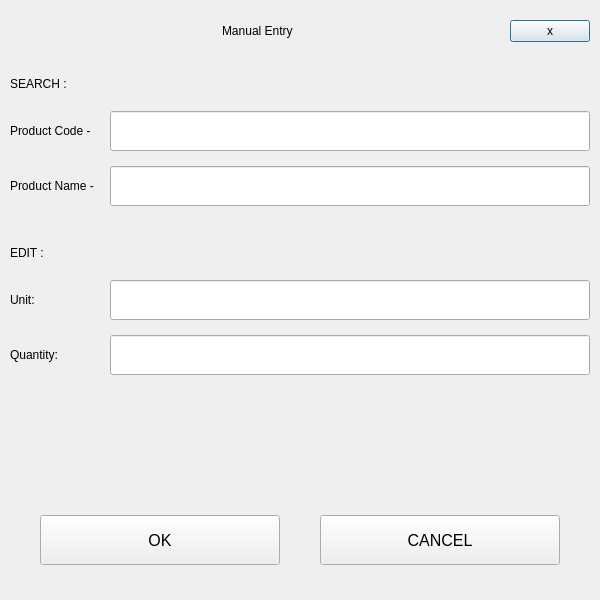
Old version of the form Project/ui/manual_entry.ui in the repository Selvam-T/POS.
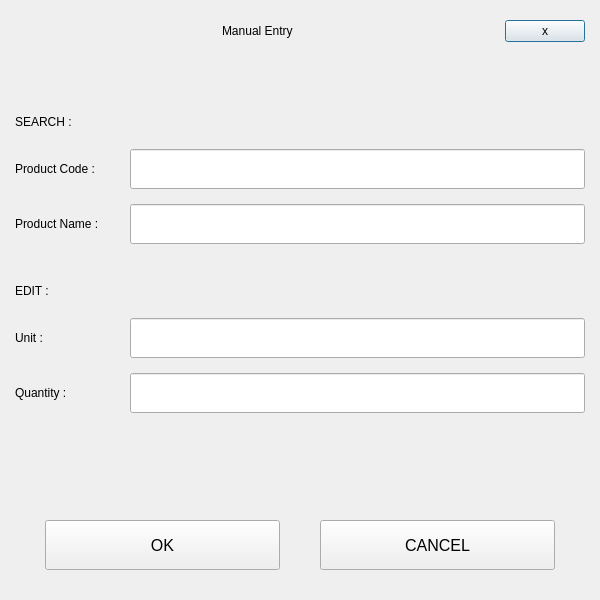
New version of the form.

Commit message: Dialog customTitleBar squished issue resolved, by setting QDialog minimimHeight

Diff of the .ui file:
```diff
--- a/Project/ui/manual_entry.ui
+++ b/Project/ui/manual_entry.ui
@@ -24,16 +24,16 @@
   </property>
   <layout class="QVBoxLayout" name="mainManualEntryLayout">
    <property name="spacing">
-    <number>5</number>
+    <number>15</number>
    </property>
    <property name="leftMargin">
-    <number>10</number>
+    <number>15</number>
    </property>
    <property name="topMargin">
     <number>20</number>
    </property>
    <property name="rightMargin">
-    <number>10</number>
+    <number>15</number>
    </property>
    <property name="bottomMargin">
     <number>30</number>
@@ -108,7 +108,7 @@
       <enum>Qt::Vertical</enum>
      </property>
      <property name="sizeType">
-      <enum>QSizePolicy::Fixed</enum>
+      <enum>QSizePolicy::Expanding</enum>
      </property>
      <property name="sizeHint" stdset="0">
       <size>
@@ -132,16 +132,13 @@
      <property name="bottomMargin">
       <number>0</number>
      </property>
-     <property name="horizontalSpacing">
-      <number>0</number>
-     </property>
-     <property name="verticalSpacing">
+     <property name="spacing">
       <number>15</number>
      </property>
      <item row="2" column="0">
       <widget class="QLabel" name="manualProductCodeFieldLbl">
        <property name="text">
-        <string>Product Code - </string>
+        <string>Product Code :</string>
        </property>
       </widget>
      </item>
@@ -151,7 +148,7 @@
         <enum>Qt::Vertical</enum>
        </property>
        <property name="sizeType">
-        <enum>QSizePolicy::Fixed</enum>
+        <enum>QSizePolicy::Expanding</enum>
        </property>
        <property name="sizeHint" stdset="0">
         <size>
@@ -186,7 +183,7 @@
         <enum>Qt::Vertical</enum>
        </property>
        <property name="sizeType">
-        <enum>QSizePolicy::Fixed</enum>
+        <enum>QSizePolicy::Expanding</enum>
        </property>
        <property name="sizeHint" stdset="0">
         <size>
@@ -227,7 +224,7 @@
         </size>
        </property>
        <property name="text">
-        <string>Product Name -</string>
+        <string>Product Name :</string>
        </property>
        <property name="alignment">
         <set>Qt::AlignLeading|Qt::AlignLeft|Qt::AlignVCenter</set>
@@ -237,7 +234,7 @@
      <item row="7" column="0">
       <widget class="QLabel" name="manualUnitFieldLbl">
        <property name="text">
-        <string>Unit:</string>
+        <string>Unit :</string>
        </property>
       </widget>
      </item>
@@ -256,7 +253,7 @@
         </size>
        </property>
        <property name="text">
-        <string>Quantity:</string>
+        <string>Quantity :</string>
        </property>
        <property name="alignment">
         <set>Qt::AlignLeading|Qt::AlignLeft|Qt::AlignVCenter</set>
@@ -463,22 +460,6 @@
      </item>
     </layout>
    </item>
-   <item>
-    <spacer name="verticalSpacer_5">
-     <property name="orientation">
-      <enum>Qt::Vertical</enum>
-     </property>
-     <property name="sizeType">
-      <enum>QSizePolicy::Fixed</enum>
-     </property>
-     <property name="sizeHint" stdset="0">
-      <size>
-       <width>20</width>
-       <height>5</height>
-      </size>
-     </property>
-    </spacer>
-   </item>
   </layout>
  </widget>
  <tabstops>
```
Left out of the diff: 2 changed lines with no effect on the pictures. The commit also changes 6 other files.
